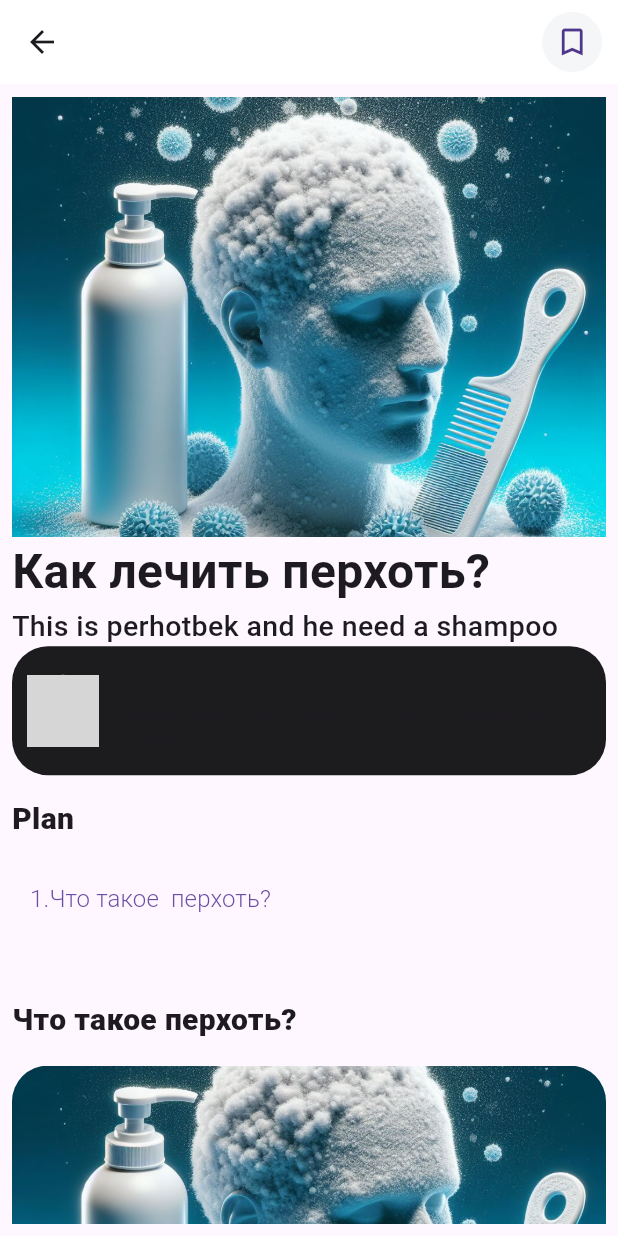
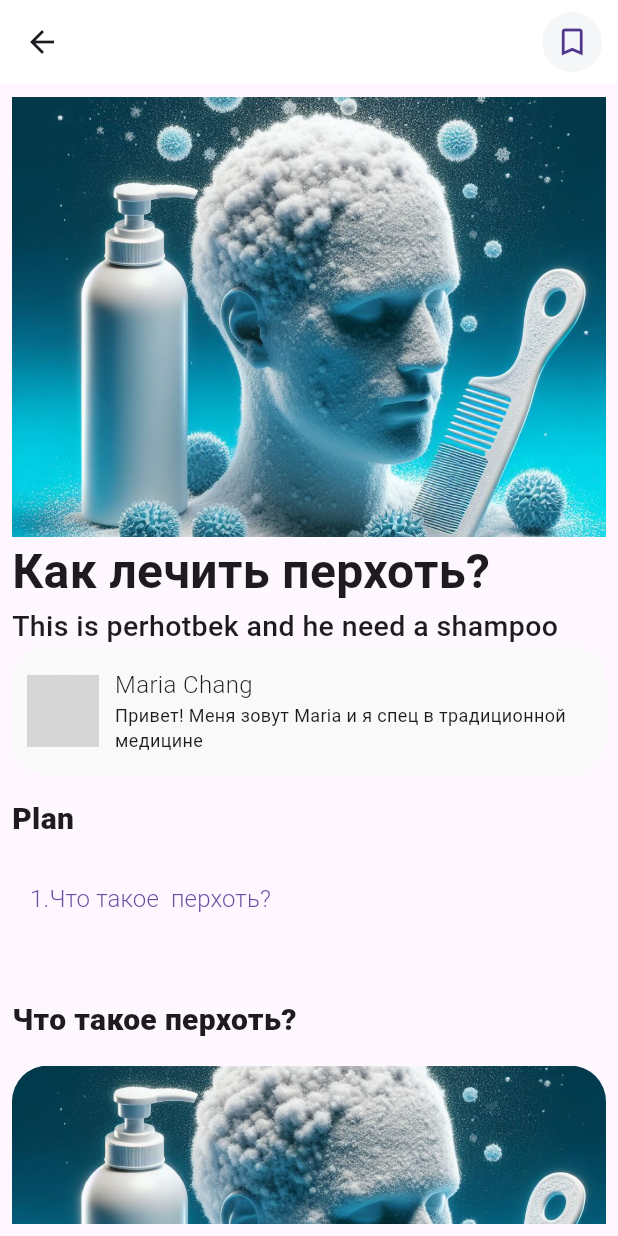
Before and after one commit to Nurtilekb/medicine, a Flutter app: the ArticleScreen screen opened directly, on a phone screen of 412 x 824 dp. Run offline on Flutter 3.47's test engine with Material 3 defaults, Android fonts, the light colour scheme and no system bars; our stand-ins replace flutter_screenutil, flutter_sticky_header, shared_preferences; accounts and stored records are empty; generated files the repository leaves out were written again; network calls fail; Roboto replaces fonts that are missing (Semibold.ttf); grey boxes are pictures that could not be loaded.

Commit message:
eto chto za weheeee

```diff
--- a/lib/ontapWidgets/articles_descript.dart
+++ b/lib/ontapWidgets/articles_descript.dart
@@ -78,14 +78,19 @@ class ArticleScreen extends StatelessWidget {
             SliverStickyHeader.builder(
               builder: (BuildContext context, SliverStickyHeaderState state) {
                 return Container(
+                  decoration: BoxDecoration(
+                      color: Provider.of<ThemeModel>(context).cardColor,
+                      borderRadius: BorderRadius.circular(24)),
+                  width: MediaQuery.of(context).size.width,
+                  height: 88.h,
                   child: Padding(
                     padding: const EdgeInsets.symmetric(horizontal: 10.0),
                     child: Row(
-                      children: [CircleAvatar(radius: 24,
+                      children: [const CircleAvatar(radius: 24,
                        backgroundImage:  NetworkImage('https://miro.medium.com/v2/resize:fit:1400/1*QkARauvoXCFth85b5CPROw.jpeg'),
                       ),
                       SizedBox(width: 10.w),
-                      Expanded(
+                      const Expanded(
                         child: Column(
                           crossAxisAlignment: CrossAxisAlignment.start,
                           mainAxisAlignment: MainAxisAlignment.center,
@@ -98,11 +103,6 @@ class ArticleScreen extends StatelessWidget {
                       ],
                     ),
                   ),
-                  decoration: BoxDecoration(
-                      color: Color(0xFF1C1C1E),
-                      borderRadius: BorderRadius.circular(24)),
-                  width: MediaQuery.of(context).size.width,
-                  height: 88.h,
                 );
               },
             ),
```
Also changed, not shown: lib/ontapWidgets/descrip_bolezn.dart (+21 -2 lines).
